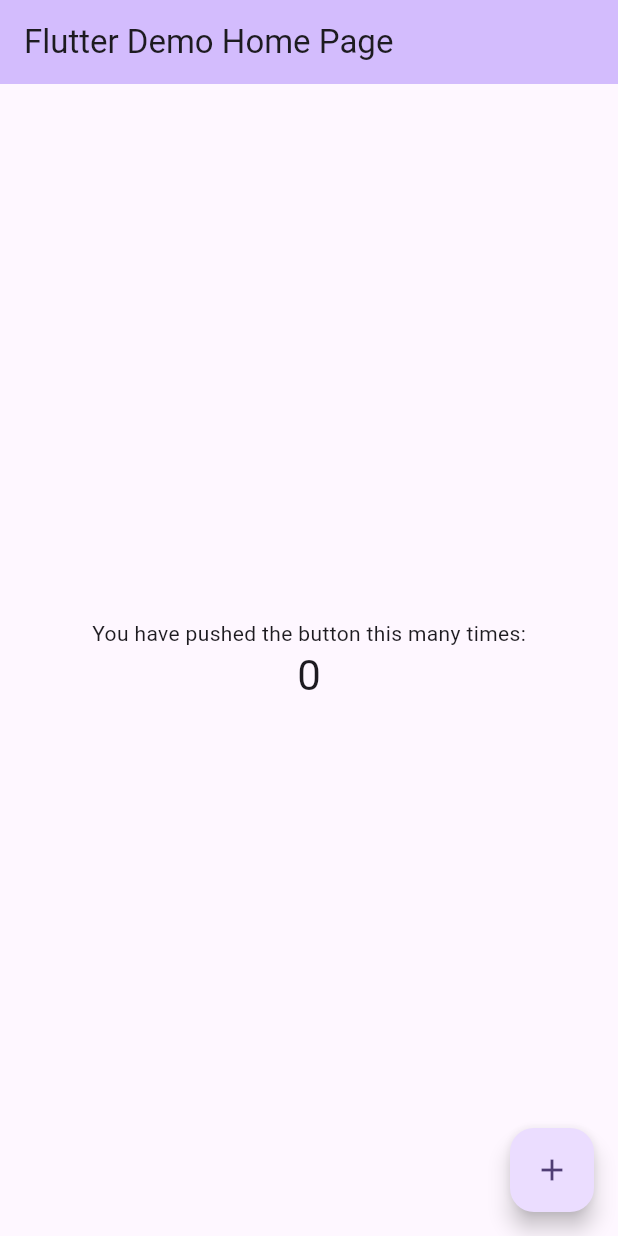
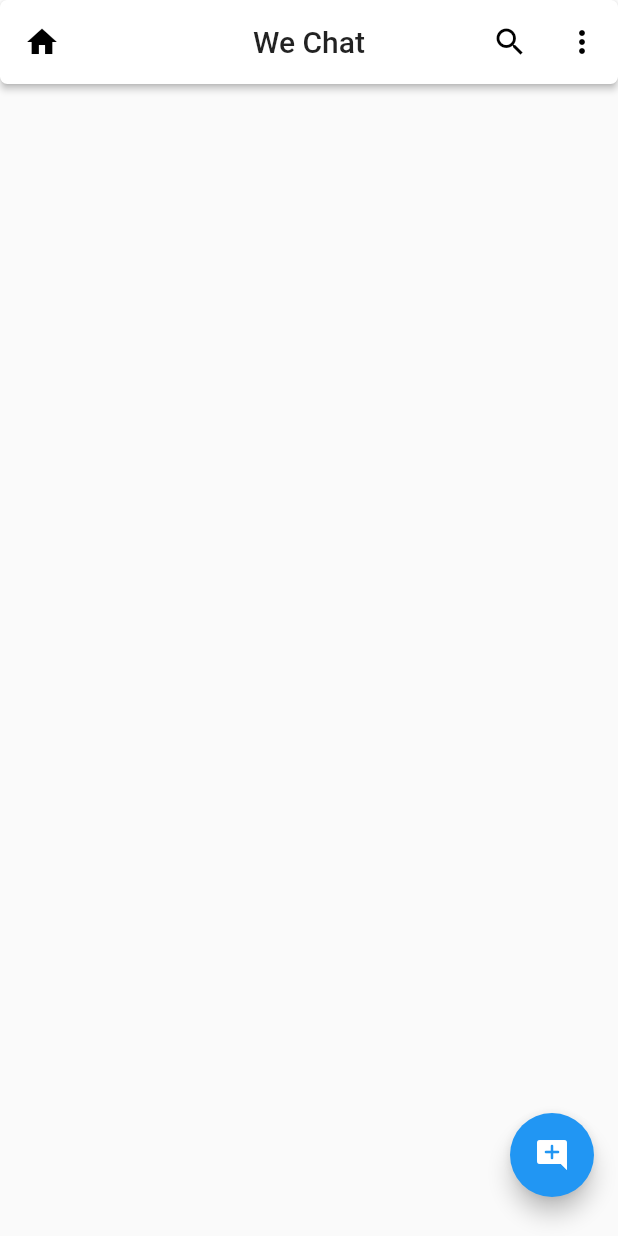
Before and after one commit to AbuRasel9/We_Chat_App, a Flutter app: the screen it shows after launch, on a phone screen of 412 x 824 dp. Run offline on Flutter 3.47's test engine with Material 2 defaults, Android fonts, the phone set to English and light mode, and no system bars.

Commit message:
home screen done

```diff
--- /dev/null
+++ b/lib/Screens/home_screens.dart
@@ -0,0 +1,36 @@
+import 'package:flutter/cupertino.dart';
+import 'package:flutter/material.dart';
+
+class HomeScreen extends StatefulWidget {
+  const HomeScreen({super.key});
+
+  @override
+  State<HomeScreen> createState() => _HomeScreenState();
+}
+
+class _HomeScreenState extends State<HomeScreen> {
+  @override
+  Widget build(BuildContext context) {
+    return Scaffold(
+      appBar: AppBar(
+        //Home button add in
+        leading:  Icon(Icons.home,),
+        title: const Text("We Chat"),
+        actions: [
+          IconButton(
+              disabledColor: Colors.greenAccent,
+              onPressed: () {}, icon: const Icon(Icons.search)),
+          IconButton(onPressed: () {}, icon: const Icon(Icons.more_vert))
+        ],
+      ),
+      //floating acction button add for add user
+      floatingActionButton: Padding(
+        padding:const EdgeInsets.only(bottom: 10),
+        child: FloatingActionButton(
+          child: const Icon((Icons.add_comment_rounded)),
+          onPressed: (){},
+        ),
+      ),
+    );
+  }
+}
--- a/lib/main.dart
+++ b/lib/main.dart
@@ -1,4 +1,5 @@
 import 'package:flutter/material.dart';
+import 'package:we_chat/Screens/home_screens.dart';
 
 void main() {
   runApp(const MyApp());
@@ -11,115 +12,34 @@ class MyApp extends StatelessWidget {
   @override
   Widget build(BuildContext context) {
     return MaterialApp(
-      title: 'Flutter Demo',
+      debugShowCheckedModeBanner: false,
+      title: 'We Chat',
+
       theme: ThemeData(
-        // This is the theme of your application.
-        //
-        // TRY THIS: Try running your application with "flutter run". You'll see
-        // the application has a blue toolbar. Then, without quitting the app,
-        // try changing the seedColor in the colorScheme below to Colors.green
-        // and then invoke "hot reload" (save your changes or press the "hot
-        // reload" button in a Flutter-supported IDE, or press "r" if you used
-        // the command line to start the app).
-        //
-        // Notice that the counter didn't reset back to zero; the application
-        // state is not lost during the reload. To reset the state, use hot
-        // restart instead.
-        //
-        // This works for code too, not just values: Most code changes can be
-        // tested with just a hot reload.
-        colorScheme: ColorScheme.fromSeed(seedColor: Colors.deepPurple),
-        useMaterial3: true,
+        //appBar style
+        appBarTheme:  AppBarTheme(
+          shape: RoundedRectangleBorder(
+            borderRadius: BorderRadius.circular(5)
+          ),
+          elevation: 2,
+          //Icon style
+          iconTheme: const IconThemeData(color: Colors.black,weight: 500),
+
+          backgroundColor: Colors.white,
+          centerTitle: true,
+          titleTextStyle: const TextStyle(
+            fontSize: 20,
+            fontWeight: FontWeight.w500,
+            color: Colors.black87,
+
+          )
+
+        ),
+
+
       ),
-      home: const MyHomePage(title: 'Flutter Demo Home Page'),
+      home:const HomeScreen()
+
     );
   }
 }
-
-class MyHomePage extends StatefulWidget {
-  const MyHomePage({super.key, required this.title});
-
-  // This widget is the home page of your application. It is stateful, meaning
-  // that it has a State object (defined below) that contains fields that affect
-  // how it looks.
-
-  // This class is the configuration for the state. It holds the values (in this
-  // case the title) provided by the parent (in this case the App widget) and
-  // used by the build method of the State. Fields in a Widget subclass are
-  // always marked "final".
-
-  final String title;
-
-  @override
-  State<MyHomePage> createState() => _MyHomePageState();
-}
-
-class _MyHomePageState extends State<MyHomePage> {
-  int _counter = 0;
-
-  void _incrementCounter() {
-    setState(() {
-      // This call to setState tells the Flutter framework that something has
-      // changed in this State, which causes it to rerun the build method below
-      // so that the display can reflect the updated values. If we changed
-      // _counter without calling setState(), then the build method would not be
-      // called again, and so nothing would appear to happen.
-      _counter++;
-    });
-  }
-
-  @override
-  Widget build(BuildContext context) {
-    // This method is rerun every time setState is called, for instance as done
-    // by the _incrementCounter method above.
-    //
-    // The Flutter framework has been optimized to make rerunning build methods
-    // fast, so that you can just rebuild anything that needs updating rather
-    // than having to individually change instances of widgets.
-    return Scaffold(
-      appBar: AppBar(
-        // TRY THIS: Try changing the color here to a specific color (to
-        // Colors.amber, perhaps?) and trigger a hot reload to see the AppBar
-        // change color while the other colors stay the same.
-        backgroundColor: Theme.of(context).colorScheme.inversePrimary,
-        // Here we take the value from the MyHomePage object that was created by
-        // the App.build method, and use it to set our appbar title.
-        title: Text(widget.title),
-      ),
-      body: Center(
-        // Center is a layout widget. It takes a single child and positions it
-        // in the middle of the parent.
-        child: Column(
-          // Column is also a layout widget. It takes a list of children and
-          // arranges them vertically. By default, it sizes itself to fit its
-          // children horizontally, and tries to be as tall as its parent.
-          //
-          // Column has various properties to control how it sizes itself and
-          // how it positions its children. Here we use mainAxisAlignment to
-          // center the children vertically; the main axis here is the vertical
-          // axis because Columns are vertical (the cross axis would be
-          // horizontal).
-          //
-          // TRY THIS: Invoke "debug painting" (choose the "Toggle Debug Paint"
-          // action in the IDE, or press "p" in the console), to see the
-          // wireframe for each widget.
-          mainAxisAlignment: MainAxisAlignment.center,
-          children: <Widget>[
-            const Text(
-              'You have pushed the button this many times:',
-            ),
-            Text(
-              '$_counter',
-              style: Theme.of(context).textTheme.headlineMedium,
-            ),
-          ],
-        ),
-      ),
-      floatingActionButton: FloatingActionButton(
-        onPressed: _incrementCounter,
-        tooltip: 'Increment',
-        child: const Icon(Icons.add),
-      ), // This trailing comma makes auto-formatting nicer for build methods.
-    );
-  }
-}
```
